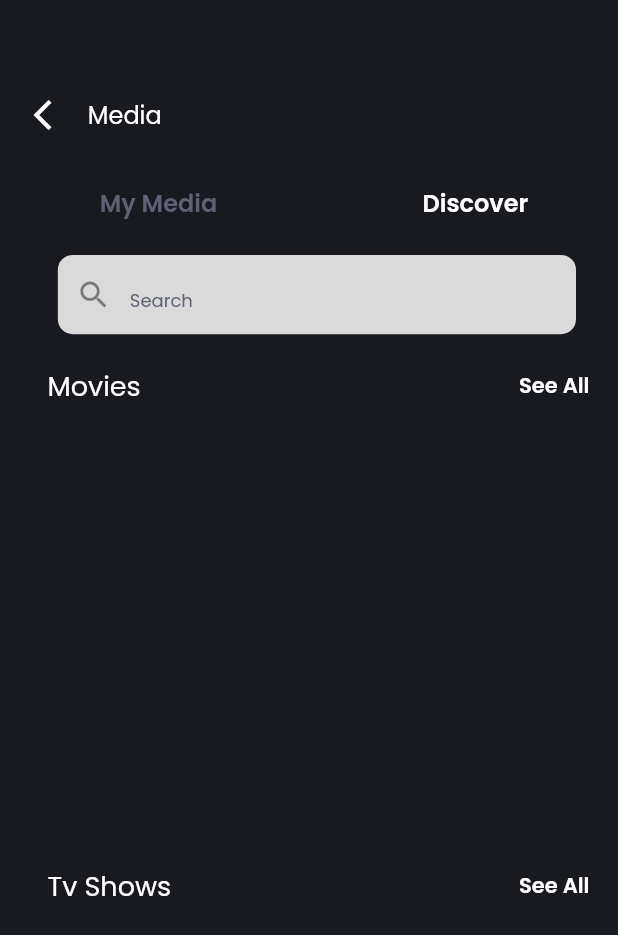
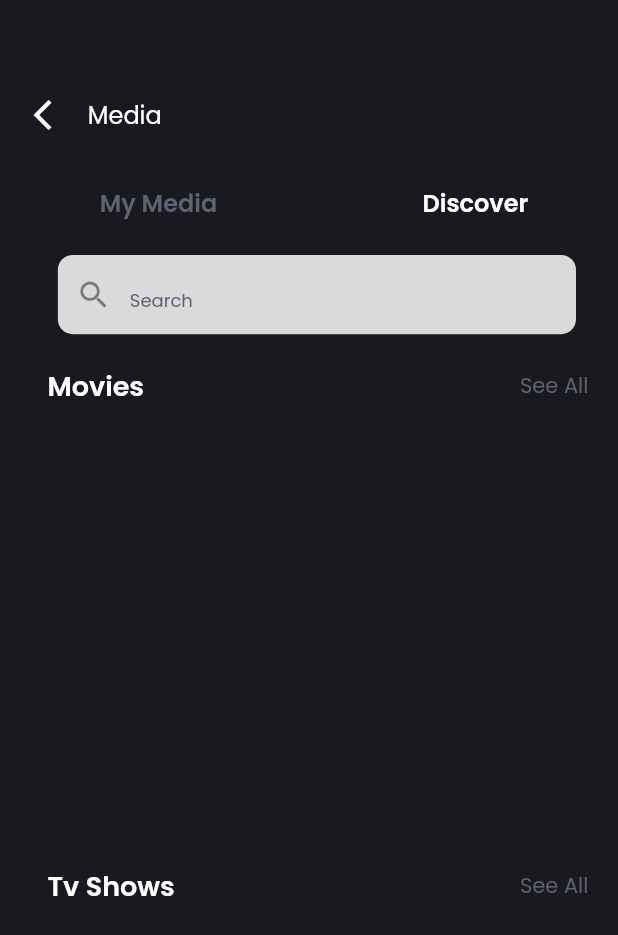
Before and after one commit to DreFlo/lgp-2223-sc1, a Flutter app: the Catalog screen opened directly with empty values, on a phone screen of 412 x 824 dp. Shown: the top 935 px of the screen. Run offline on Flutter 3.47's test engine with Material 2 defaults, Android fonts, the phone set to English and light mode, and no system bars; our stand-ins replace floor, flutter_svg, get_it, like_button, lottie, rive and 1 more; missing offline and left inert: books_finder, emojis, tmdb_api; accounts and stored records are empty; generated files the repository leaves out were written again.

Commit message:
Fix letter styles

```diff
--- a/src/lib/pages/catalog_search/catalog.dart
+++ b/src/lib/pages/catalog_search/catalog.dart
@@ -143,7 +143,7 @@ class Catalog extends StatelessWidget {
                                 fontFamily: 'Poppins',
                                 fontSize: 18,
                                 color: Colors.white,
-                                fontWeight: FontWeight.w500,
+                                fontWeight: FontWeight.w600,
                                 height: 1.5,
                               ),
                               textAlign: TextAlign.left,
@@ -157,8 +157,8 @@ class Catalog extends StatelessWidget {
                                   style: TextStyle(
                                     fontFamily: 'Poppins',
                                     fontSize: 14,
-                                    color: Colors.white,
-                                    fontWeight: FontWeight.w600,
+                                    color: Color(0xff5e6272),
+                                    fontWeight: FontWeight.w400,
                                     height: 1.5,
                                   ),
                                 ),
@@ -201,7 +201,7 @@ class Catalog extends StatelessWidget {
                                 fontFamily: 'Poppins',
                                 fontSize: 18,
                                 color: Colors.white,
-                                fontWeight: FontWeight.w500,
+                                fontWeight: FontWeight.w600,
                                 height: 1.5,
                               ),
                               textAlign: TextAlign.left,
@@ -215,8 +215,8 @@ class Catalog extends StatelessWidget {
                                   style: TextStyle(
                                     fontFamily: 'Poppins',
                                     fontSize: 14,
-                                    color: Colors.white,
-                                    fontWeight: FontWeight.w600,
+                                    color: Color(0xff5e6272),
+                                    fontWeight: FontWeight.w400,
                                     height: 1.5,
                                   ),
                                 ),
@@ -258,8 +258,8 @@ class Catalog extends StatelessWidget {
                               style: TextStyle(
                                 fontFamily: 'Poppins',
                                 fontSize: 18,
-                                color: Colors.white,
-                                fontWeight: FontWeight.w500,
+                                color: Color(0xff5e6272),
+                                fontWeight: FontWeight.w600,
                                 height: 1.5,
                               ),
                               textAlign: TextAlign.left,
@@ -274,7 +274,7 @@ class Catalog extends StatelessWidget {
                                     fontFamily: 'Poppins',
                                     fontSize: 14,
                                     color: Colors.white,
-                                    fontWeight: FontWeight.w600,
+                                    fontWeight: FontWeight.w400,
                                     height: 1.5,
                                   ),
                                 ),
```
